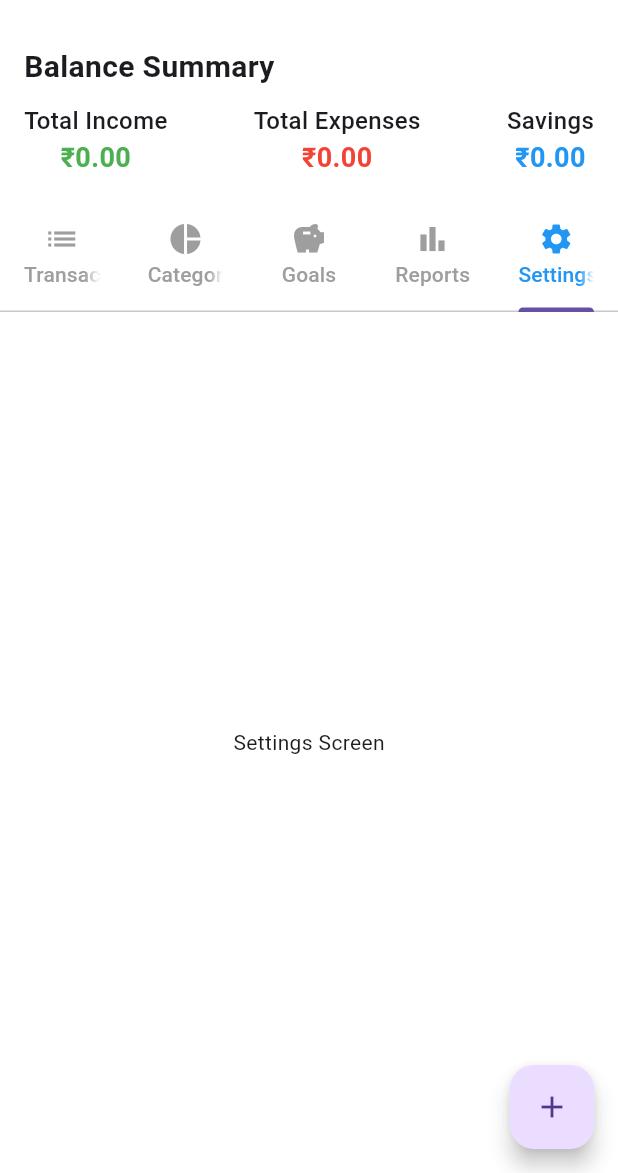
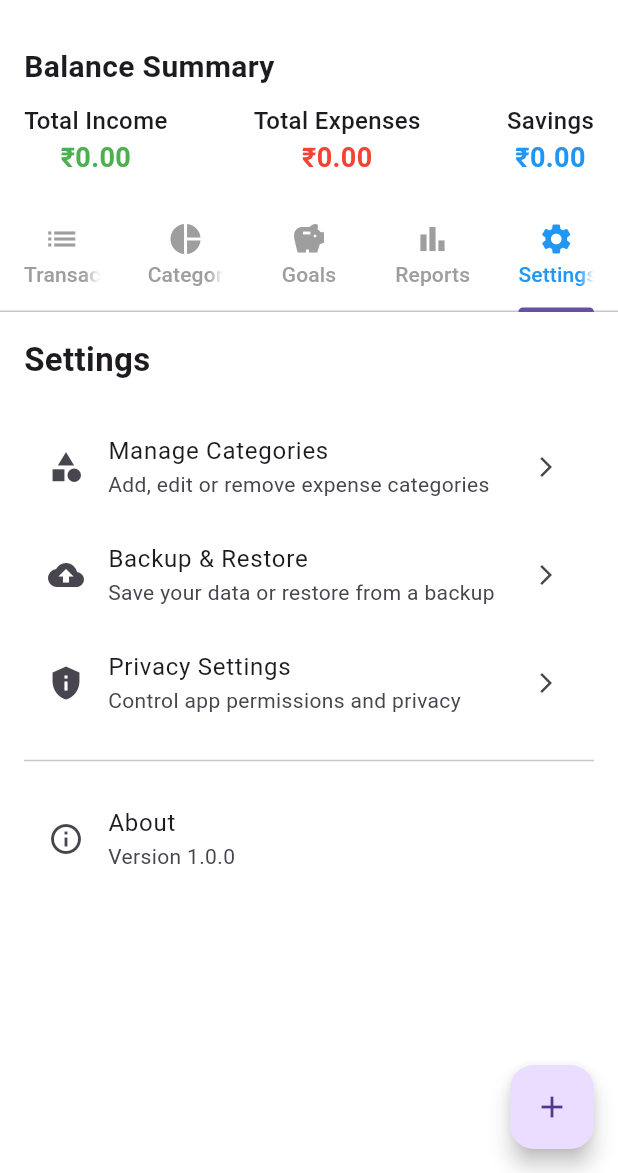
Before and after one commit to NiyakoA1/Personal-Finance-, a Flutter app: the screen it shows after launch, tab 5 chosen, on a phone screen of 412 x 824 dp, the part 63-1236 px from its top. Run offline on Flutter 3.47's test engine with Material 3 defaults, Android fonts, the phone set to English and light mode, and no system bars; our stand-ins replace hive, hive_flutter, pie_chart; accounts and stored records are empty.

Commit message:
Added more information on setting screen, adjusted the category screen to be more legible, as well as adjusted the transaction list

```diff
--- a/lib/home_screen.dart
+++ b/lib/home_screen.dart
@@ -4,12 +4,13 @@ import 'package:flutter/material.dart';
 import 'package:provider/provider.dart';
 import 'transaction_provider.dart';
 
-// Screens for each tab (in lib/screens/ folder)
-import 'screens/transactions_screen.dart';
-import 'screens/categories_screen.dart';
-import 'screens/goals_screen.dart';
+// The new or updated screens:
+import 'screens/transaction_list_screen.dart';
+import 'screens/category_breakdown_screen.dart';
+import 'screens/savings_goals_screen.dart';
+import 'screens/settings_screen.dart';
+// Keep the original ReportsScreen (if it still exists):
 import 'screens/reports_screen.dart';
-import 'screens/settings_screen.dart';
 
 class HomeScreen extends StatelessWidget {
   @override
@@ -48,10 +49,15 @@ class HomeScreen extends StatelessWidget {
                   Expanded(
                     child: TabBarView(
                       children: [
-                        TransactionsScreen(),
-                        CategoriesScreen(),
-                        GoalsScreen(),
+                        // NEW: Uses TransactionListScreen
+                        TransactionListScreen(),
+                        // NEW: Uses CategoryBreakdownScreen (pie_chart-based)
+                        CategoryBreakdownScreen(),
+                        // NEW: Uses SavingsGoalsScreen
+                        SavingsGoalsScreen(),
+                        // Keep the existing ReportsScreen (if still in your project)
                         ReportsScreen(),
+                        // NEW: Uses the updated SettingsScreen
                         SettingsScreen(),
                       ],
                     ),
@@ -82,8 +88,10 @@ class BalanceSummary extends StatelessWidget {
       child: Column(
         crossAxisAlignment: CrossAxisAlignment.start,
         children: [
-          Text('Balance Summary',
-              style: TextStyle(fontSize: 20, fontWeight: FontWeight.bold)),
+          Text(
+            'Balance Summary',
+            style: TextStyle(fontSize: 20, fontWeight: FontWeight.bold),
+          ),
           SizedBox(height: 10),
           Consumer<TransactionProvider>(
             builder: (context, provider, child) {
@@ -93,9 +101,10 @@ class BalanceSummary extends StatelessWidget {
                   // Total Income
                   Column(
                     children: [
-                      Text('Total Income',
-                          style: TextStyle(
-                              fontSize: 16, fontWeight: FontWeight.w500)),
+                      Text(
+                        'Total Income',
+                        style: TextStyle(fontSize: 16, fontWeight: FontWeight.w500),
+                      ),
                       Text(
                         '₹${provider.totalIncome.toStringAsFixed(2)}',
                         style: TextStyle(
@@ -109,9 +118,10 @@ class BalanceSummary extends StatelessWidget {
                   // Total Expenses
                   Column(
                     children: [
-                      Text('Total Expenses',
-                          style: TextStyle(
-                              fontSize: 16, fontWeight: FontWeight.w500)),
+                      Text(
+                        'Total Expenses',
+                        style: TextStyle(fontSize: 16, fontWeight: FontWeight.w500),
+                      ),
                       Text(
                         '₹${provider.totalExpenses.toStringAsFixed(2)}',
                         style: TextStyle(
@@ -125,9 +135,10 @@ class BalanceSummary extends StatelessWidget {
                   // Savings (Income - Expenses)
                   Column(
                     children: [
-                      Text('Savings',
-                          style: TextStyle(
-                              fontSize: 16, fontWeight: FontWeight.w500)),
+                      Text(
+                        'Savings',
+                        style: TextStyle(fontSize: 16, fontWeight: FontWeight.w500),
+                      ),
                       Text(
                         '₹${provider.totalSavings.toStringAsFixed(2)}',
                         style: TextStyle(
--- a/lib/screens/settings_screen.dart
+++ b/lib/screens/settings_screen.dart
@@ -2,10 +2,57 @@
 import 'package:flutter/material.dart';
 
 class SettingsScreen extends StatelessWidget {
+  const SettingsScreen({super.key});
+
   @override
   Widget build(BuildContext context) {
-    return Center(
-      child: Text('Settings Screen'),
+    return ListView(
+      padding: const EdgeInsets.all(16.0),
+      children: [
+        Text('Settings', style: TextStyle(fontSize: 22, fontWeight: FontWeight.bold)),
+        SizedBox(height: 20),
+
+        ListTile(
+          leading: Icon(Icons.category),
+          title: Text('Manage Categories'),
+          subtitle: Text('Add, edit or remove expense categories'),
+          trailing: Icon(Icons.arrow_forward_ios, size: 16),
+          onTap: () {
+            // TODO: Implement category management screen
+            ScaffoldMessenger.of(context).showSnackBar(SnackBar(content: Text('Coming soon...')));
+          },
+        ),
+
+        ListTile(
+          leading: Icon(Icons.backup),
+          title: Text('Backup & Restore'),
+          subtitle: Text('Save your data or restore from a backup'),
+          trailing: Icon(Icons.arrow_forward_ios, size: 16),
+          onTap: () {
+            // TODO: Implement backup/restore functionality
+            ScaffoldMessenger.of(context).showSnackBar(SnackBar(content: Text('Coming soon...')));
+          },
+        ),
+
+        ListTile(
+          leading: Icon(Icons.privacy_tip),
+          title: Text('Privacy Settings'),
+          subtitle: Text('Control app permissions and privacy'),
+          trailing: Icon(Icons.arrow_forward_ios, size: 16),
+          onTap: () {
+            // TODO: Implement privacy settings screen
+            ScaffoldMessenger.of(context).showSnackBar(SnackBar(content: Text('Coming soon...')));
+          },
+        ),
+
+        Divider(height: 32),
+
+        ListTile(
+          leading: Icon(Icons.info_outline),
+          title: Text('About'),
+          subtitle: Text('Version 1.0.0'),
+        ),
+      ],
     );
   }
 }
--- a/pubspec.yaml
+++ b/pubspec.yaml
@@ -35,6 +35,7 @@ dependencies:
   hive: ^2.2.3
   hive_flutter: ^1.1.0
   pie_chart: 5.4.0
+  intl: ^0.17.0
   # The following adds the Cupertino Icons font to your application.
   # Use with the CupertinoIcons class for iOS style icons.
   cupertino_icons: ^1.0.8
```
Also changed, not shown: lib/screens/category_breakdown_screen.dart (added, +65 -0 lines), lib/screens/savings_goals_screen.dart (added, +163 -0 lines), lib/screens/transaction_list_screen.dart (added, +98 -0 lines), pubspec.lock.
